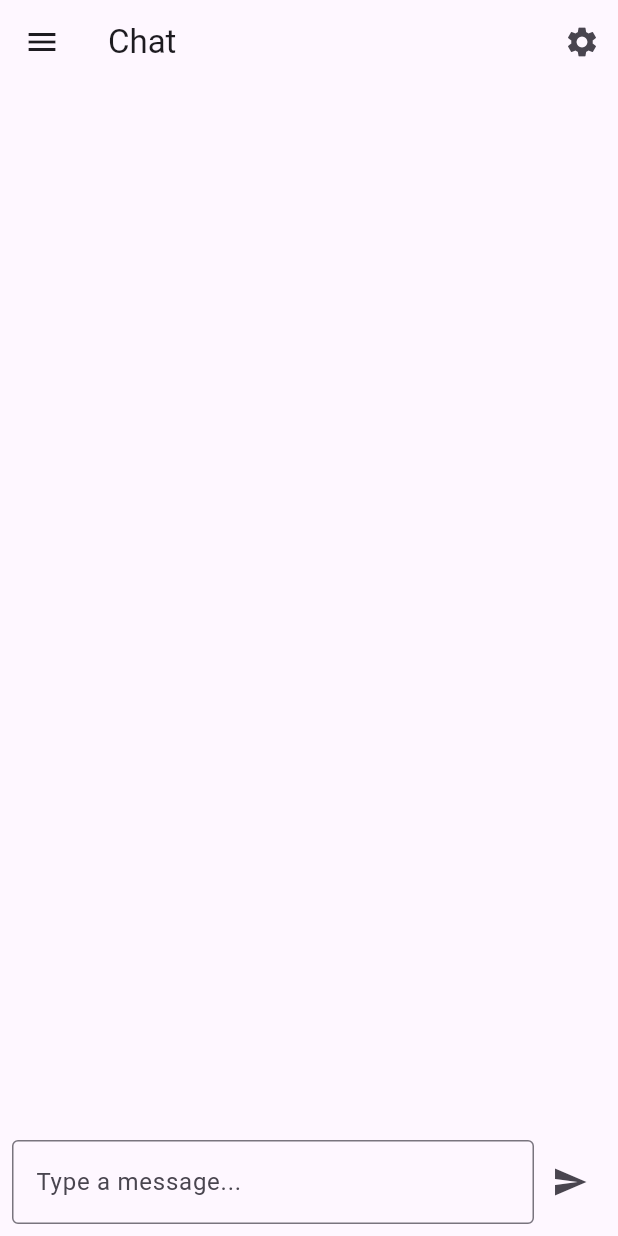
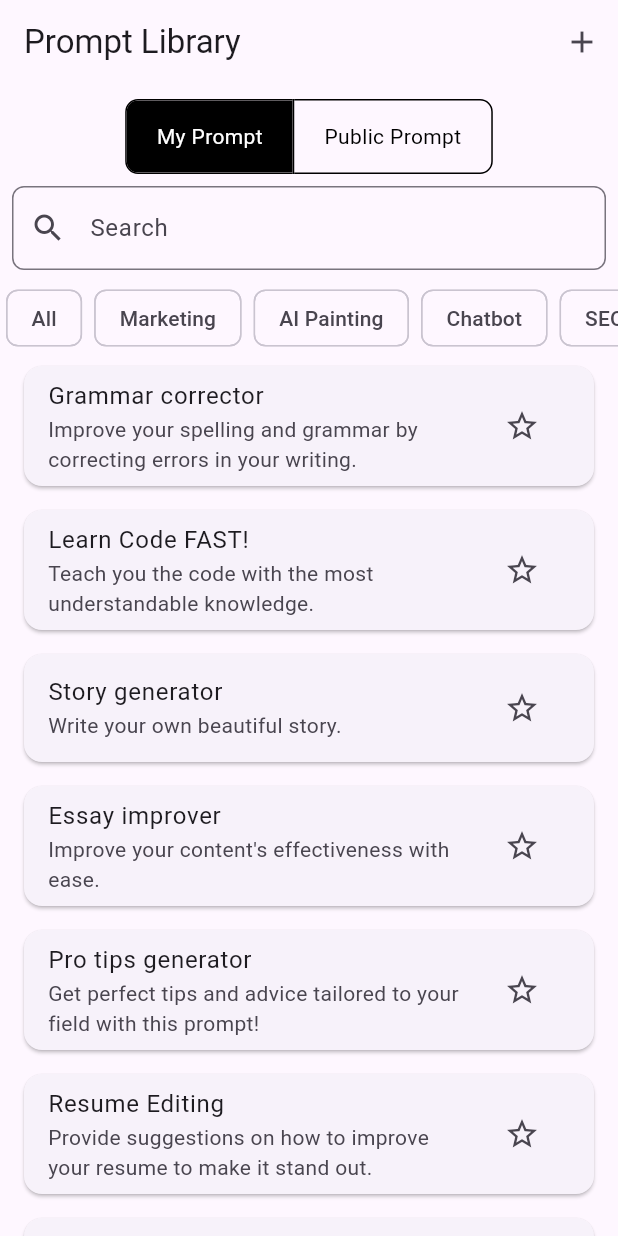
Before and after one commit to chaukietck25/Knowledge-based-BOT, a Flutter app: the screen it shows after launch, on a phone screen of 412 x 824 dp. Run offline on Flutter 3.47's test engine with Material 3 defaults, Android fonts, the phone set to English and light mode, and no system bars; our stand-ins replace file_picker, image_picker.

Commit message:
update promt lib ui

```diff
--- a/lib/main.dart
+++ b/lib/main.dart
@@ -1,6 +1,6 @@
 // main.dart
 import 'package:flutter/material.dart';
-import 'views/chat_screen.dart';
+import 'views/prompt_library_screen.dart';
 
 void main() {
   runApp(const MyApp());
@@ -13,7 +13,7 @@ class MyApp extends StatelessWidget {
   Widget build(BuildContext context) {
     return const MaterialApp(
       debugShowCheckedModeBanner: false,
-      home: ChatScreen(),
+      home: PromptLibraryScreen(),
     );
   }
 }
--- /dev/null
+++ b/lib/views/prompt_library_screen.dart
@@ -0,0 +1,116 @@
+import 'package:flutter/material.dart';
+import '../widgets/prompt_card.dart';
+import '../widgets/prompt_filter.dart';
+
+class PromptLibraryScreen extends StatefulWidget {
+  const PromptLibraryScreen({super.key});
+
+  @override
+  // ignore: library_private_types_in_public_api
+  _PromptLibraryScreenState createState() => _PromptLibraryScreenState();
+}
+
+class _PromptLibraryScreenState extends State<PromptLibraryScreen> {
+  final List<bool> _isSelected = [true, false];
+
+  void _handleToggle(int index) {
+    setState(() {
+      for (int i = 0; i < _isSelected.length; i++) {
+        _isSelected[i] = i == index;
+      }
+    });
+  }
+
+  @override
+  Widget build(BuildContext context) {
+    return Scaffold(
+      appBar: AppBar(
+        title: const Text('Prompt Library'),
+        actions: [
+          IconButton(
+            icon: const Icon(Icons.add),
+            onPressed: () {
+              // Handle add action
+            },
+          ),
+        ],
+      ),
+      body: Column(
+        children: [
+          const SizedBox(height: 10),
+          Padding(
+            padding: const EdgeInsets.symmetric(horizontal: 8.0),
+            child: ToggleButtons(
+              // ignore: sort_child_properties_last
+              children: const [
+                Padding(
+                  padding: EdgeInsets.symmetric(horizontal: 20.0),
+                  child: Text('My Prompt'),
+                ),
+                Padding(
+                  padding: EdgeInsets.symmetric(horizontal: 20.0),
+                  child: Text('Public Prompt'),
+                ),
+              ],
+              isSelected: _isSelected,
+              onPressed: _handleToggle,
+              color: Colors.black,
+              selectedColor: Colors.white,
+              fillColor: Colors.black,
+              borderRadius: BorderRadius.circular(8.0),
+              borderColor: Colors.black,
+              selectedBorderColor: Colors.black,
+            ),
+          ),
+          Padding(
+            padding: const EdgeInsets.all(8.0),
+            child: TextField(
+              decoration: InputDecoration(
+                hintText: 'Search',
+                prefixIcon: const Icon(Icons.search),
+                border: OutlineInputBorder(
+                  borderRadius: BorderRadius.circular(8.0),
+                ),
+              ),
+            ),
+          ),
+          PromptFilter(),
+          Expanded(
+            child: ListView(
+              children: const [
+                PromptCard(
+                  title: 'Grammar corrector',
+                  description: 'Improve your spelling and grammar by correcting errors in your writing.',
+                ),
+                PromptCard(
+                  title: 'Learn Code FAST!',
+                  description: 'Teach you the code with the most understandable knowledge.',
+                ),
+                PromptCard(
+                  title: 'Story generator',
+                  description: 'Write your own beautiful story.',
+                ),
+                PromptCard(
+                  title: 'Essay improver',
+                  description: 'Improve your content\'s effectiveness with ease.',
+                ),
+                PromptCard(
+                  title: 'Pro tips generator',
+                  description: 'Get perfect tips and advice tailored to your field with this prompt!',
+                ),
+                PromptCard(
+                  title: 'Resume Editing',
+                  description: 'Provide suggestions on how to improve your resume to make it stand out.',
+                ),
+                PromptCard(
+                  title: 'AI Painting Prompt Generator',
+                  description: 'Input your keyword and style. Let the generator create prompts that you can make great works from a single sketch.',
+                ),
+              ],
+            ),
+          ),
+        ],
+      ),
+    );
+  }
+}
--- /dev/null
+++ b/lib/widgets/prompt_card.dart
@@ -0,0 +1,28 @@
+import 'package:flutter/material.dart';
+
+class PromptCard extends StatelessWidget {
+  final String title;
+  final String description;
+
+  const PromptCard({super.key, required this.title, required this.description});
+
+  @override
+  Widget build(BuildContext context) {
+    return Card(
+      margin: const EdgeInsets.symmetric(vertical: 8.0, horizontal: 16.0),
+      child: ListTile(
+        title: Text(title),
+        subtitle: Text(description),
+        trailing: IconButton(
+          icon: const Icon(Icons.star_border),
+          onPressed: () {
+            // Handle favorite action
+          },
+        ),
+        onTap: () {
+          // Handle card tap action
+        },
+      ),
+    );
+  }
+}
--- /dev/null
+++ b/lib/widgets/prompt_filter.dart
@@ -0,0 +1,27 @@
+import 'package:flutter/material.dart';
+
+class PromptFilter extends StatelessWidget {
+  final List categories = ['All', 'Marketing', 'AI Painting', 'Chatbot', 'SEO', 'Writing'];
+
+  PromptFilter({super.key});
+
+  @override
+  Widget build(BuildContext context) {
+    return SingleChildScrollView(
+      scrollDirection: Axis.horizontal,
+      child: Row(
+        children: categories.map((category) {
+          return Padding(
+            padding: const EdgeInsets.symmetric(horizontal: 4.0),
+            child: FilterChip(
+              label: Text(category),
+              onSelected: (bool selected) {
+                // Handle filter selection
+              },
+            ),
+          );
+        }).toList(),
+      ),
+    );
+  }
+}
```
